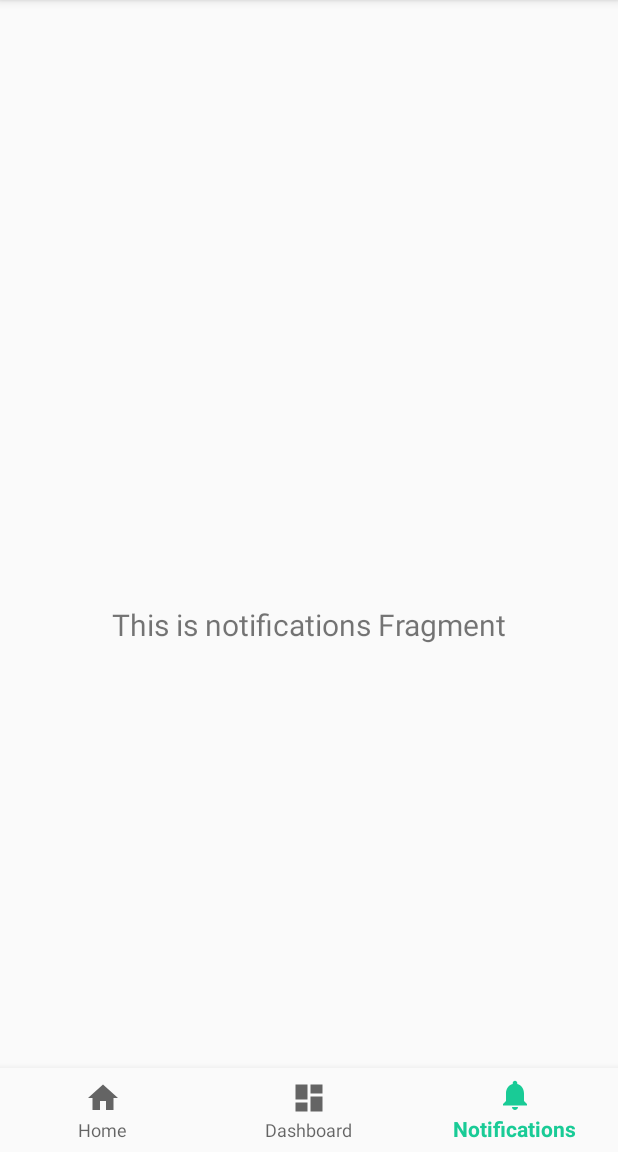
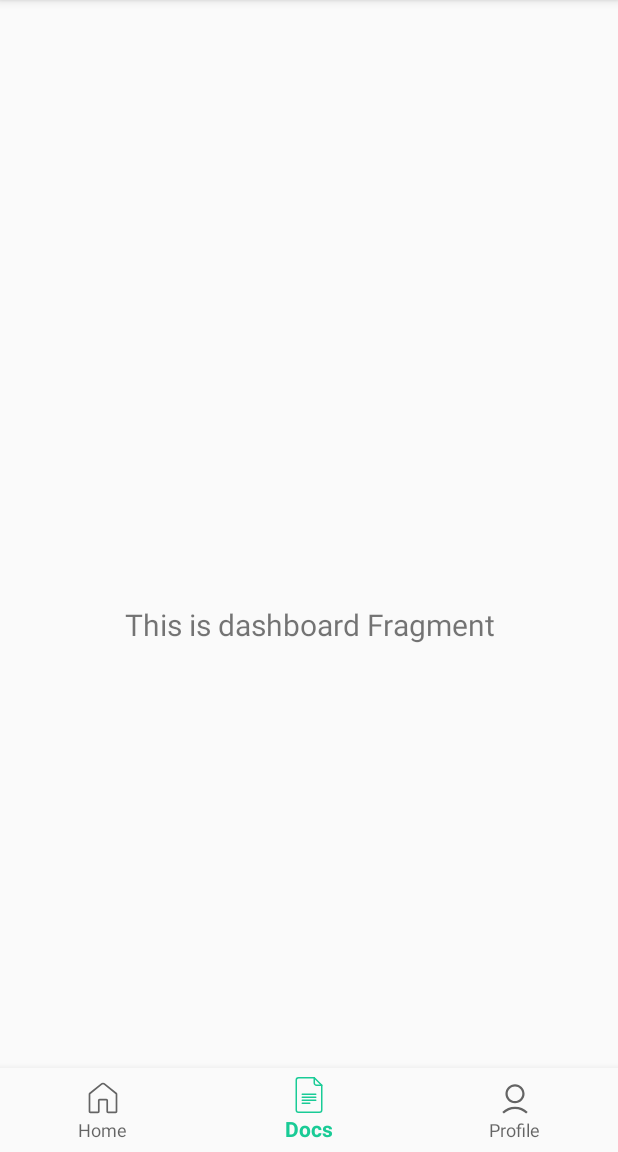
Before and after one commit to Deniz000/IlmAppUi, an Android app: the DocsFragment screen opened through its navigation route, on a phone screen of 412 x 824 dp, the part 84-1236 px from its top. Run offline under Robolectric (Android 15) with nearby library versions, the phone set to English and light mode, and no system bars; our stand-ins replace navigation-ui.

Commit message:
edited: names

```diff
--- a/app/src/main/java/com/example/ilmapp/MainActivity.kt
+++ b/app/src/main/java/com/example/ilmapp/MainActivity.kt
@@ -42,8 +42,8 @@ class MainActivity : AppCompatActivity() {
         navController.addOnDestinationChangedListener { _, destination, _ ->
             // Bottom Navigation sadece home_graph içindeki fragment'lerde görünsün
             if (destination.id == R.id.navigation_home ||
-                destination.id == R.id.navigation_dashboard ||
-                destination.id == R.id.navigation_notifications) {
+                destination.id == R.id.navigation_docs ||
+                destination.id == R.id.navigation_profile) {
                 bottomNavigationView.visibility = View.VISIBLE
                 supportActionBar?.show()
             } else {
--- a/app/src/main/java/com/example/ilmapp/ui/notifications/NotificationsFragment.kt
+++ b/app/src/main/java/com/example/ilmapp/ui/docs/DocsFragment.kt
@@ -1,4 +1,4 @@
-package com.example.ilmapp.ui.notifications
+package com.example.ilmapp.ui.docs
 
 import android.os.Bundle
 import android.view.LayoutInflater
@@ -7,11 +7,11 @@ import android.view.ViewGroup
 import android.widget.TextView
 import androidx.fragment.app.Fragment
 import androidx.lifecycle.ViewModelProvider
-import com.example.ilmapp.databinding.FragmentNotificationsBinding
+import com.example.ilmapp.databinding.FragmentDocsBinding
 
-class NotificationsFragment : Fragment() {
+class DocsFragment : Fragment() {
 
-    private var _binding: FragmentNotificationsBinding? = null
+    private var _binding: FragmentDocsBinding? = null
 
     // This property is only valid between onCreateView and
     // onDestroyView.
@@ -22,14 +22,14 @@ class NotificationsFragment : Fragment() {
         container: ViewGroup?,
         savedInstanceState: Bundle?
     ): View {
-        val notificationsViewModel =
-            ViewModelProvider(this).get(NotificationsViewModel::class.java)
+        val docsViewModel =
+            ViewModelProvider(this).get(DocsViewModel::class.java)
 
-        _binding = FragmentNotificationsBinding.inflate(inflater, container, false)
+        _binding = FragmentDocsBinding.inflate(inflater, container, false)
         val root: View = binding.root
 
-        val textView: TextView = binding.textNotifications
-        notificationsViewModel.text.observe(viewLifecycleOwner) {
+        val textView: TextView = binding.textDashboard
+        docsViewModel.text.observe(viewLifecycleOwner) {
             textView.text = it
         }
         return root
--- a/app/src/main/java/com/example/ilmapp/ui/notifications/NotificationsViewModel.kt
+++ b/app/src/main/java/com/example/ilmapp/ui/docs/DocsViewModel.kt
@@ -1,13 +1,13 @@
-package com.example.ilmapp.ui.notifications
+package com.example.ilmapp.ui.docs
 
 import androidx.lifecycle.LiveData
 import androidx.lifecycle.MutableLiveData
 import androidx.lifecycle.ViewModel
 
-class NotificationsViewModel : ViewModel() {
+class DocsViewModel : ViewModel() {
 
     private val _text = MutableLiveData<String>().apply {
-        value = "This is notifications Fragment"
+        value = "This is dashboard Fragment"
     }
     val text: LiveData<String> = _text
 }
--- a/app/src/main/java/com/example/ilmapp/ui/dashboard/DashboardViewModel.kt
+++ b/app/src/main/java/com/example/ilmapp/ui/profile/ProfileViewModel.kt
@@ -1,13 +1,13 @@
-package com.example.ilmapp.ui.dashboard
+package com.example.ilmapp.ui.profile
 
 import androidx.lifecycle.LiveData
 import androidx.lifecycle.MutableLiveData
 import androidx.lifecycle.ViewModel
 
-class DashboardViewModel : ViewModel() {
+class ProfileViewModel : ViewModel() {
 
     private val _text = MutableLiveData<String>().apply {
-        value = "This is dashboard Fragment"
+        value = "This is notifications Fragment"
     }
     val text: LiveData<String> = _text
 }
--- /dev/null
+++ b/app/src/main/res/drawable/docs.xml
@@ -0,0 +1,48 @@
+<vector xmlns:android="http://schemas.android.com/apk/res/android"
+    android:width="24dp"
+    android:height="24dp"
+    android:viewportWidth="24"
+    android:viewportHeight="24">
+  <path
+      android:strokeWidth="1"
+      android:pathData="M20.5,5.5V22A1.5,1.5 0,0 1,19 23.5H5A1.5,1.5 0,0 1,3.5 22V2A1.5,1.5 0,0 1,5 0.5H15.5Z"
+      android:strokeLineJoin="round"
+      android:fillColor="#00000000"
+      android:strokeColor="#303c42"
+      android:strokeLineCap="round"/>
+  <path
+      android:strokeWidth="1"
+      android:pathData="M15.5,0.5V4A1.5,1.5 0,0 0,17 5.5h3.5"
+      android:strokeLineJoin="round"
+      android:fillColor="#00000000"
+      android:strokeColor="#303c42"
+      android:strokeLineCap="round"/>
+  <path
+      android:strokeWidth="1"
+      android:pathData="M7.5,11.5L16.5,11.5"
+      android:strokeLineJoin="round"
+      android:fillColor="#00000000"
+      android:strokeColor="#303c42"
+      android:strokeLineCap="round"/>
+  <path
+      android:strokeWidth="1"
+      android:pathData="M7.5,13.5L16.5,13.5"
+      android:strokeLineJoin="round"
+      android:fillColor="#00000000"
+      android:strokeColor="#303c42"
+      android:strokeLineCap="round"/>
+  <path
+      android:strokeWidth="1"
+      android:pathData="M7.5,15.5L16.5,15.5"
+      android:strokeLineJoin="round"
+      android:fillColor="#00000000"
+      android:strokeColor="#303c42"
+      android:strokeLineCap="round"/>
+  <path
+      android:strokeWidth="1"
+      android:pathData="M7.5,17.5L12.5,17.5"
+      android:strokeLineJoin="round"
+      android:fillColor="#00000000"
+      android:strokeColor="#303c42"
+      android:strokeLineCap="round"/>
+</vector>
--- /dev/null
+++ b/app/src/main/res/drawable/home.xml
@@ -0,0 +1,9 @@
+<vector xmlns:android="http://schemas.android.com/apk/res/android"
+    android:width="24dp"
+    android:height="24dp"
+    android:viewportWidth="24"
+    android:viewportHeight="24">
+  <path
+      android:fillColor="#FF000000"
+      android:pathData="M21.146,8.576l-7.55,-6.135c-0.925,-0.751 -2.267,-0.751 -3.192,0c0,0 0,0 0,0L2.855,8.575C2.59,8.79 2.439,9.108 2.439,9.448v11.543c0,0.62 0.505,1.13 1.125,1.13h5.062c0.62,0 1.125,-0.51 1.125,-1.13v-7.306h4.499v7.306c0,0.62 0.505,1.13 1.125,1.13h5.062c0.62,0 1.125,-0.51 1.125,-1.13V9.448C21.561,9.108 21.41,8.79 21.146,8.576zM20.436,20.997h-5.062V13.68c0,-0.62 -0.505,-1.119 -1.125,-1.119H9.75c-0.62,0 -1.125,0.499 -1.125,1.119v7.317H3.564V9.448l7.55,-6.134c0.513,-0.418 1.26,-0.417 1.773,0l7.55,6.134V20.997z"/>
+</vector>
--- a/app/src/main/res/drawable/ic_dashboard_black_24dp.xml
+++ /dev/null
@@ -1,9 +0,0 @@
-<vector xmlns:android="http://schemas.android.com/apk/res/android"
-    android:width="24dp"
-    android:height="24dp"
-    android:viewportWidth="24.0"
-    android:viewportHeight="24.0">
-    <path
-        android:fillColor="#FF000000"
-        android:pathData="M3,13h8L11,3L3,3v10zM3,21h8v-6L3,15v6zM13,21h8L21,11h-8v10zM13,3v6h8L21,3h-8z" />
-</vector>
--- a/app/src/main/res/drawable/ic_home_black_24dp.xml
+++ /dev/null
@@ -1,9 +0,0 @@
-<vector xmlns:android="http://schemas.android.com/apk/res/android"
-    android:width="24dp"
-    android:height="24dp"
-    android:viewportWidth="24.0"
-    android:viewportHeight="24.0">
-    <path
-        android:fillColor="#FF000000"
-        android:pathData="M10,20v-6h4v6h5v-8h3L12,3 2,12h3v8z" />
-</vector>
--- a/app/src/main/res/drawable/ic_notifications_black_24dp.xml
+++ /dev/null
@@ -1,9 +0,0 @@
-<vector xmlns:android="http://schemas.android.com/apk/res/android"
-    android:width="24dp"
-    android:height="24dp"
-    android:viewportWidth="24.0"
-    android:viewportHeight="24.0">
-    <path
-        android:fillColor="#FF000000"
-        android:pathData="M12,22c1.1,0 2,-0.9 2,-2h-4c0,1.1 0.89,2 2,2zM18,16v-5c0,-3.07 -1.64,-5.64 -4.5,-6.32L13.5,4c0,-0.83 -0.67,-1.5 -1.5,-1.5s-1.5,0.67 -1.5,1.5v0.68C7.63,5.36 6,7.92 6,11v5l-2,2v1h16v-1l-2,-2z" />
-</vector>
--- /dev/null
+++ b/app/src/main/res/drawable/profile.xml
@@ -0,0 +1,12 @@
+<vector xmlns:android="http://schemas.android.com/apk/res/android"
+    android:width="128dp"
+    android:height="128dp"
+    android:viewportWidth="128"
+    android:viewportHeight="128">
+  <path
+      android:fillColor="#FF000000"
+      android:pathData="M30,49c0,18.7 15.3,34 34,34s34,-15.3 34,-34S82.7,15 64,15S30,30.3 30,49zM90,49c0,14.3 -11.7,26 -26,26S38,63.3 38,49s11.7,-26 26,-26S90,34.7 90,49z"/>
+  <path
+      android:fillColor="#FF000000"
+      android:pathData="M24.4,119.4C35,108.8 49,103 64,103s29,5.8 39.6,16.4l5.7,-5.7C97.2,101.7 81.1,95 64,95s-33.2,6.7 -45.3,18.7L24.4,119.4z"/>
+</vector>
--- a/app/src/main/res/layout/fragment_notifications.xml
+++ b/app/src/main/res/layout/fragment_docs.xml
@@ -4,10 +4,10 @@
     xmlns:tools="http://schemas.android.com/tools"
     android:layout_width="match_parent"
     android:layout_height="match_parent"
-    tools:context=".ui.notifications.NotificationsFragment">
+    tools:context=".ui.docs.DocsFragment">
 
     <TextView
-        android:id="@+id/text_notifications"
+        android:id="@+id/text_dashboard"
         android:layout_width="match_parent"
         android:layout_height="wrap_content"
         android:layout_marginStart="8dp"
--- a/app/src/main/res/layout/fragment_dashboard.xml
+++ b/app/src/main/res/layout/fragment_profile.xml
@@ -4,10 +4,10 @@
     xmlns:tools="http://schemas.android.com/tools"
     android:layout_width="match_parent"
     android:layout_height="match_parent"
-    tools:context=".ui.dashboard.DashboardFragment">
+    tools:context=".ui.profile.ProfileFragment">
 
     <TextView
-        android:id="@+id/text_dashboard"
+        android:id="@+id/text_notifications"
         android:layout_width="match_parent"
         android:layout_height="wrap_content"
         android:layout_marginStart="8dp"
--- a/app/src/main/res/menu/bottom_nav_menu.xml
+++ b/app/src/main/res/menu/bottom_nav_menu.xml
@@ -3,17 +3,17 @@
 
     <item
         android:id="@+id/navigation_home"
-        android:icon="@drawable/ic_home_black_24dp"
+        android:icon="@drawable/home"
         android:title="@string/title_home" />
 
     <item
-        android:id="@+id/navigation_dashboard"
-        android:icon="@drawable/ic_dashboard_black_24dp"
-        android:title="@string/title_dashboard" />
+        android:id="@+id/navigation_docs"
+        android:icon="@drawable/docs"
+        android:title="@string/title_docs" />
 
     <item
-        android:id="@+id/navigation_notifications"
-        android:icon="@drawable/ic_notifications_black_24dp"
-        android:title="@string/title_notifications" />
+        android:id="@+id/navigation_profile"
+        android:icon="@drawable/profile"
+        android:title="@string/title_profile" />
 
 </menu>
--- a/app/src/main/res/navigation/mobile_navigation.xml
+++ b/app/src/main/res/navigation/mobile_navigation.xml
@@ -41,22 +41,22 @@
             tools:layout="@layout/fragment_home">
             <action
                 android:id="@+id/action_navigation_home_to_navigation_dashboard"
-                app:destination="@id/navigation_dashboard" />
+                app:destination="@id/navigation_docs" />
         </fragment>
         <fragment
-            android:id="@+id/navigation_dashboard"
-            android:name="com.example.ilmapp.ui.dashboard.DashboardFragment"
-            android:label="@string/title_dashboard"
-            tools:layout="@layout/fragment_dashboard">
+            android:id="@+id/navigation_docs"
+            android:name="com.example.ilmapp.ui.docs.DocsFragment"
+            android:label="@string/title_docs"
+            tools:layout="@layout/fragment_docs">
             <action
                 android:id="@+id/action_navigation_dashboard_to_navigation_notifications"
-                app:destination="@id/navigation_notifications" />
+                app:destination="@id/navigation_profile" />
         </fragment>
         <fragment
-            android:id="@+id/navigation_notifications"
-            android:name="com.example.ilmapp.ui.notifications.NotificationsFragment"
-            android:label="@string/title_notifications"
-            tools:layout="@layout/fragment_notifications" />
+            android:id="@+id/navigation_profile"
+            android:name="com.example.ilmapp.ui.profile.ProfileFragment"
+            android:label="@string/title_profile"
+            tools:layout="@layout/fragment_profile" />
     </navigation>
 
 </navigation>
--- a/app/src/main/res/values/strings.xml
+++ b/app/src/main/res/values/strings.xml
@@ -1,8 +1,8 @@
 <resources>
     <string name="app_name">IlmApp</string>
     <string name="title_home">Home</string>
-    <string name="title_dashboard">Dashboard</string>
-    <string name="title_notifications">Notifications</string>
+    <string name="title_docs">Docs</string>
+    <string name="title_profile">Profile</string>
     <!-- Strings related to login -->
     <string name="username">User Name</string>
     <string name="email">Email</string>
```
Also changed, not shown: app/src/main/java/com/example/ilmapp/ui/profile/ProfileFragment.kt (renamed from app/src/main/java/com/example/ilmapp/ui/dashboard/DashboardFragment.kt, +9 -9 lines), app/src/main/res/drawable-v24/ic_launcher_foreground.xml (deleted, +0 -30 lines), app/src/main/res/drawable/ic_launcher_background.xml (deleted, +0 -170 lines).
